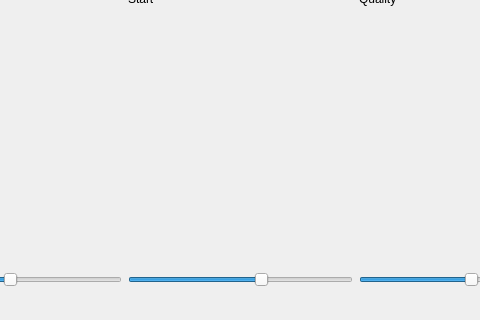
Above: qlitch/mainwindow.ui from 607011/qlitch before the change; both pictures show x 113 to 593 and y 316 to 636 of the 707 by 636 pixel window. Below: the same form after it.
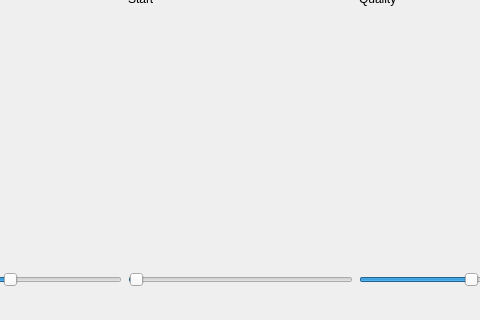
That is the form after the change.

Patch:
```diff
--- a/qlitch/mainwindow.ui
+++ b/qlitch/mainwindow.ui
@@ -43,6 +43,9 @@
           <property name="minimum">
            <number>1</number>
           </property>
+          <property name="maximum">
+           <number>10000</number>
+          </property>
           <property name="value">
            <number>60</number>
           </property>
```
Left out of the diff: 39 changed lines with no effect on the pictures.
